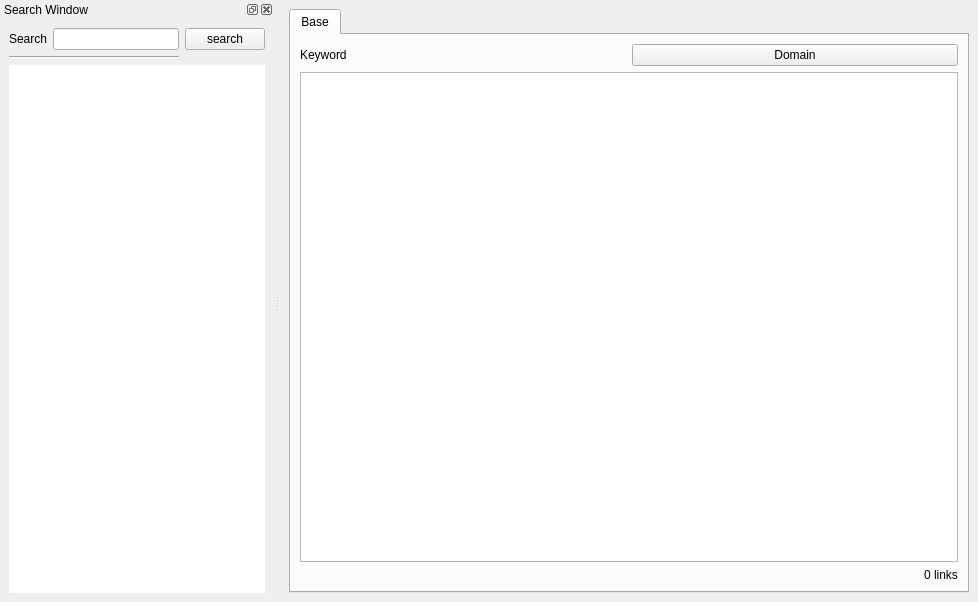
First picture: the form in web_ui.ui, repository Dsypasit/web_crawler, before the edit.
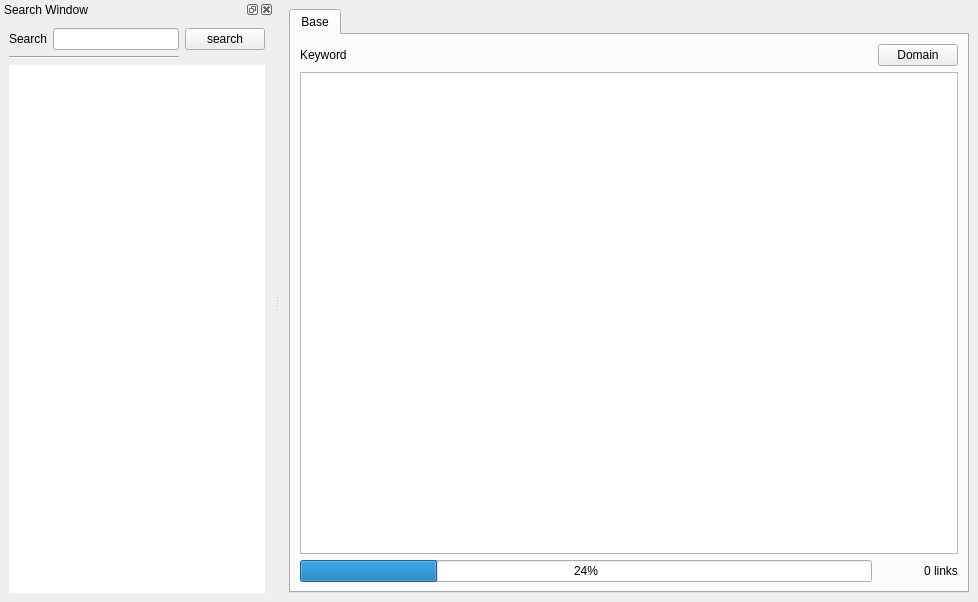
Second picture: the form after the edit. Icons and pictures are not drawn.

Commit message: feat: add progress bar

The edit to the form file:
```diff
--- a/web_ui.ui
+++ b/web_ui.ui
@@ -63,6 +63,13 @@
           </property>
          </widget>
         </item>
+        <item row="3" column="0">
+         <widget class="QProgressBar" name="progressBar">
+          <property name="value">
+           <number>24</number>
+          </property>
+         </widget>
+        </item>
        </layout>
       </widget>
      </widget>
```
The commit also changes 3 other files.
